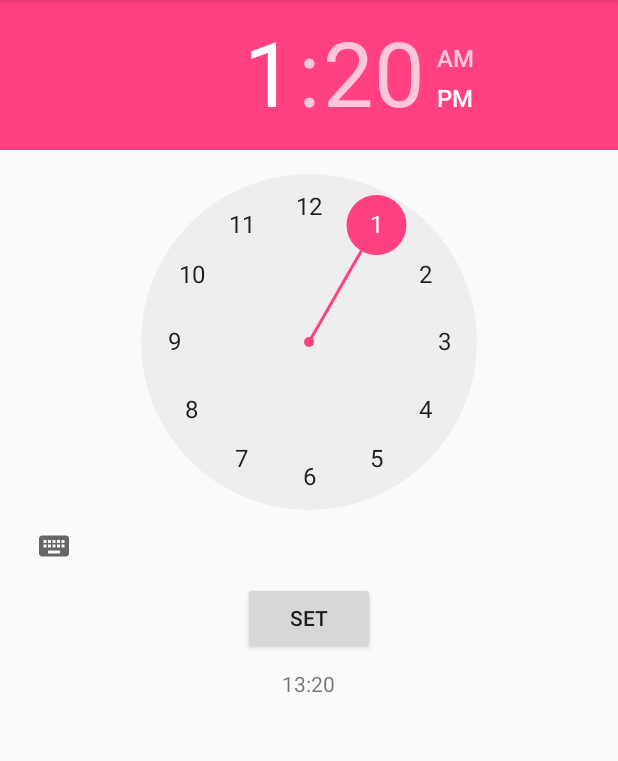
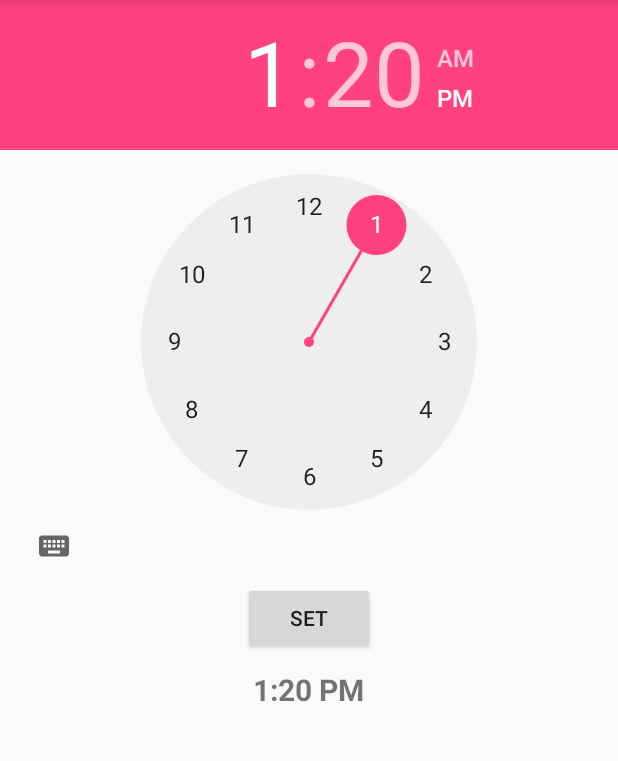
Before and after one commit to ShakilAhmedShaj/androidTimePicker, an Android app: the screen it shows after launch (MainActivity), after a tap on "SET", on a phone screen of 412 x 824 dp, the part 84-845 px from its top. Run offline under Robolectric (Android 15) with nearby library versions, the phone set to English and light mode, and no system bars; 2 other taps on this screen came first.

Commit message:
AM PM Added

```diff
--- a/app/src/main/java/com/t3ch/shaj/androidtimepicker/MainActivity.java
+++ b/app/src/main/java/com/t3ch/shaj/androidtimepicker/MainActivity.java
@@ -28,7 +28,29 @@ public class MainActivity extends AppCompatActivity {
         button.setOnClickListener(new View.OnClickListener() {
             @Override
             public void onClick(View v) {
-                String time = timePicker.getCurrentHour()+":"+timePicker.getCurrentMinute();
+
+
+                int hour = timePicker.getCurrentHour();
+                int min = timePicker.getCurrentMinute();
+
+                String format;
+
+                if (hour == 0) {
+                    hour += 12;
+                    format = "AM";
+                } else if (hour == 12) {
+                    format = "PM";
+                } else if (hour > 12) {
+                    hour -= 12;
+                    format = "PM";
+                } else {
+                    format = "AM";
+                }
+
+
+
+
+                String time = hour + ":" + min + " " + format;
                 textView.setText(time);
 
             }
--- a/app/src/main/res/layout/activity_main.xml
+++ b/app/src/main/res/layout/activity_main.xml
@@ -10,7 +10,7 @@
 
     <TimePicker
         android:id="@+id/TP_ID"
-        android:layout_width="wrap_content"
+        android:layout_width="match_parent"
         android:layout_height="wrap_content"
         android:layout_gravity="center"/>
     <Button
@@ -25,7 +25,9 @@
         android:layout_width="wrap_content"
         android:layout_height="wrap_content"
         android:layout_gravity="center_horizontal"
-        android:layout_marginTop="10dp"/>
+        android:layout_marginTop="10dp"
+        android:textSize="20sp"
+        android:textStyle="bold"/>
 
 
 </LinearLayout>
```
